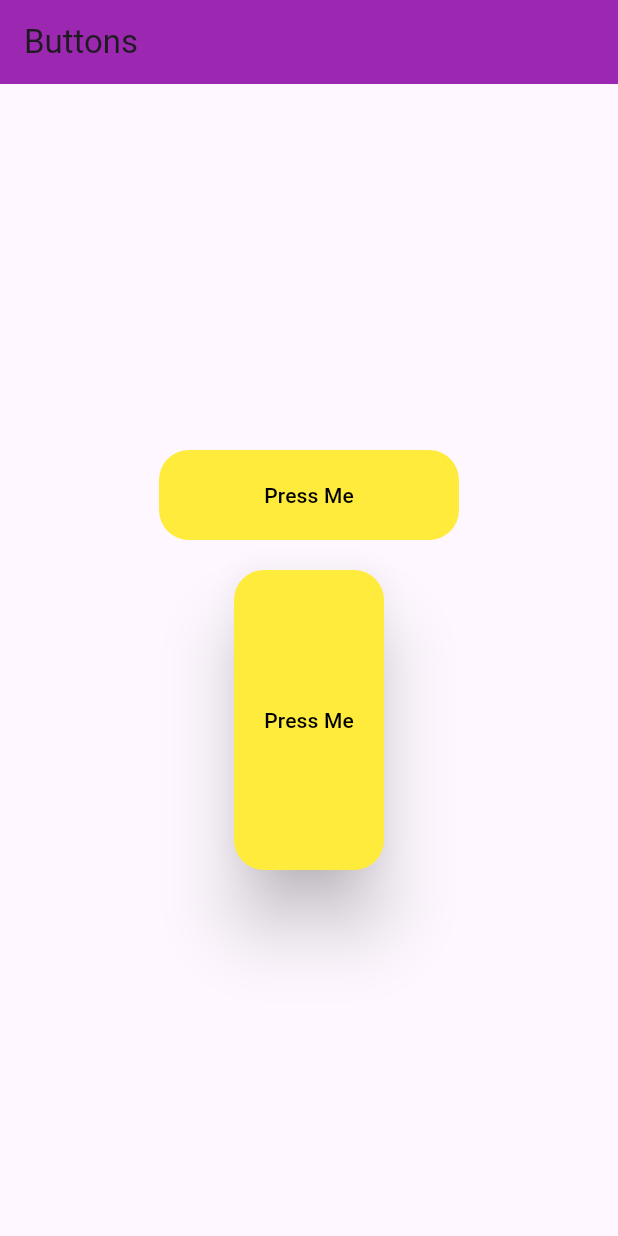
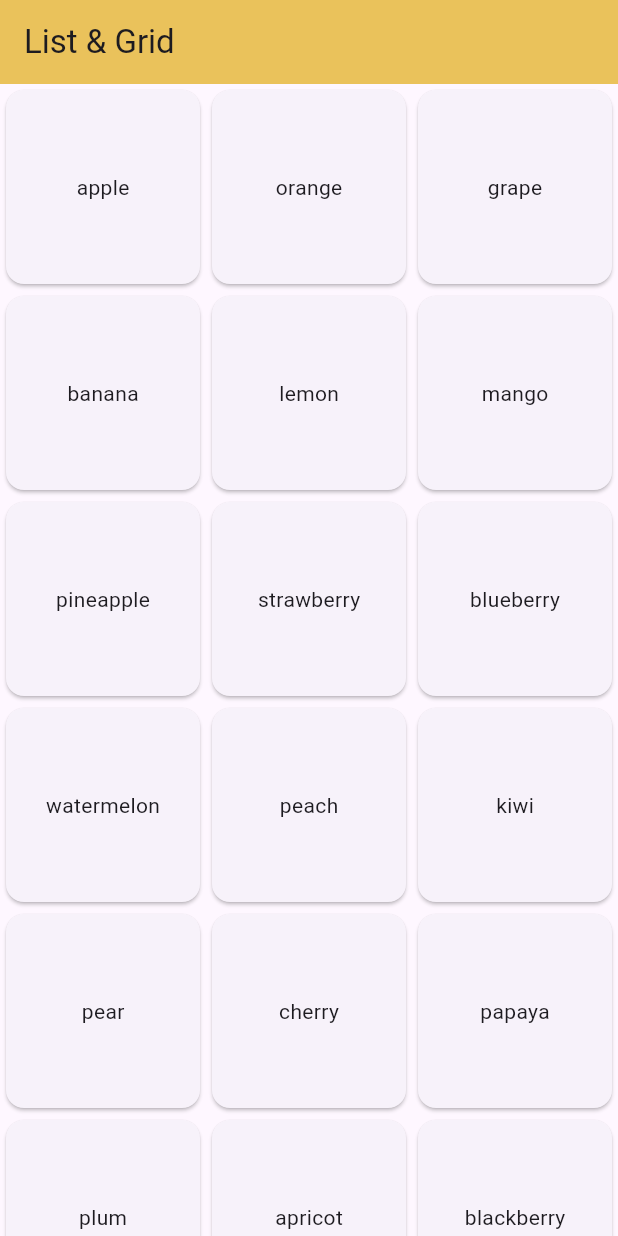
Before and after one commit to iamjnayem/flutter-concepts-30-days, a Flutter app: the screen it shows after launch, on a phone screen of 412 x 824 dp. Run offline on Flutter 3.47's test engine with Material 3 defaults, Android fonts, the phone set to English and light mode, and no system bars.

Commit message:
list view & grid view with builder

```diff
--- a/lib/main.dart
+++ b/lib/main.dart
@@ -1,6 +1,7 @@
 import 'package:flutter/material.dart';
 import 'package:ui_concept/widgets/Container_Sized.dart';
 import 'package:ui_concept/widgets/button.dart';
+import 'package:ui_concept/widgets/list_grid.dart';
 import 'package:ui_concept/widgets/rowscols.dart';
 
 void main() => runApp(MyApp());
@@ -16,7 +17,7 @@ class MyApp extends StatelessWidget {
         brightness: Brightness.light,
         primaryColor: Colors.deepOrange,
       ),
-      home: ButtonWidget(),
+      home: ListGrid(),
     );
   }
 }
--- /dev/null
+++ b/lib/widgets/list_grid.dart
@@ -0,0 +1,155 @@
+import 'package:flutter/material.dart';
+
+class ListGrid extends StatefulWidget {
+  const ListGrid({super.key});
+
+  @override
+  State<ListGrid> createState() => _ListGridState();
+}
+
+class _ListGridState extends State<ListGrid> {
+  var fruits = [
+    'apple',
+    'orange',
+    'grape',
+    'banana',
+    'lemon',
+    'mango',
+    'pineapple',
+    'strawberry',
+    'blueberry',
+    'watermelon',
+    'peach',
+    'kiwi',
+    'pear',
+    'cherry',
+    'papaya',
+    'plum',
+    'apricot',
+    'blackberry',
+    'cantaloupe',
+    'coconut',
+    'cranberry',
+    'dragonfruit',
+    'fig',
+    'guava',
+    'honeydew',
+    'jackfruit',
+    'lime',
+    'lychee',
+    'nectarine',
+    'passionfruit',
+    'pomegranate',
+    'raspberry',
+    'starfruit',
+    'tangerine',
+    'clementine',
+    'elderberry',
+    'gooseberry',
+    'mulberry',
+    'persimmon',
+    'quince'
+  ];
+
+  @override
+  Widget build(BuildContext context) {
+    return Scaffold(
+      appBar: AppBar(
+        title: Text('List & Grid'),
+        backgroundColor: Colors.amber[300],
+        elevation: 100,
+      ),
+      body: Container(
+          /** Uncomment List view. It works */
+
+          // child: ListView.builder(
+          //   itemCount: fruits.length,
+          //   itemBuilder: (context, index) {
+          //     return Card(
+          //       child: ListTile(
+          //         onTap: () => print(fruits[index]),
+          //         leading: Icon(Icons.person),
+          //         title: Text(
+          //           fruits[index],
+          //         ),
+          //         subtitle: Text('Nayem'),
+          //       ),
+          //     );
+          //   },
+          // ),
+
+          // child: GridView(
+          //   // gridDelegate: SliverGridDelegateWithFixedCrossAxisCount(crossAxisCount: crossAxisCount),
+          //   gridDelegate:
+          //       SliverGridDelegateWithFixedCrossAxisCount(crossAxisCount: 3),
+          //   children: [
+          //     Card(
+          //       child: Center(
+          //         child: Text('Hello'),
+          //       ),
+          //     ),
+          //     Card(
+          //       child: Center(
+          //         child: Text('Hello'),
+          //       ),
+          //     ),
+          //     Card(
+          //       child: Center(
+          //         child: Text('Hello'),
+          //       ),
+          //     ),
+          //     Card(
+          //       child: Center(
+          //         child: Text('Hello'),
+          //       ),
+          //     ),
+          //     Card(
+          //       child: Center(
+          //         child: Text('Hello'),
+          //       ),
+          //     ),
+          //     Card(
+          //       child: Center(
+          //         child: Text('Hello'),
+          //       ),
+          //     ),
+          //     Card(
+          //       child: Center(
+          //         child: Text('Hello'),
+          //       ),
+          //     ),
+          //     Card(
+          //       child: Center(
+          //         child: Text('Hello'),
+          //       ),
+          //     ),
+          //     Card(
+          //       child: Center(
+          //         child: Text('Hello'),
+          //       ),
+          //     ),
+          //     Card(
+          //       child: Center(
+          //         child: Text('Hello'),
+          //       ),
+          //     ),
+          //   ],
+          // ),
+
+          child: GridView.builder(
+        itemCount: fruits.length,
+        gridDelegate:
+            SliverGridDelegateWithFixedCrossAxisCount(crossAxisCount: 3),
+        itemBuilder: (context, index) {
+          return Card(
+            child: Center(
+              child: Text(
+                fruits[index],
+              ),
+            ),
+          );
+        },
+      )),
+    );
+  }
+}
```
